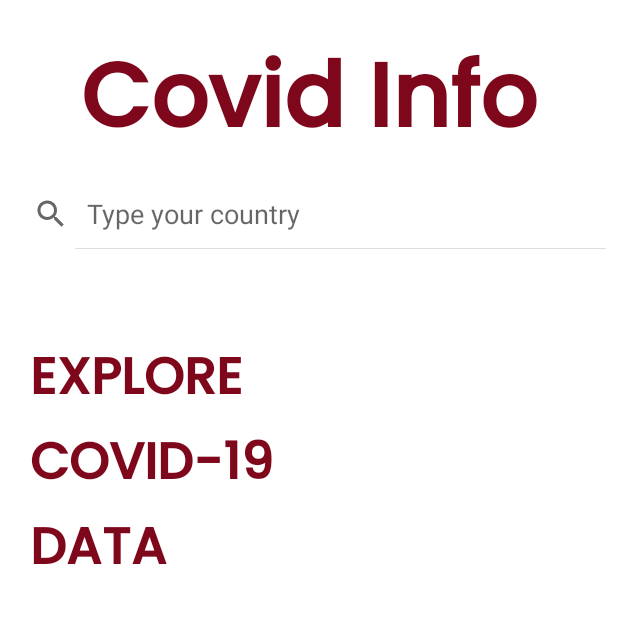
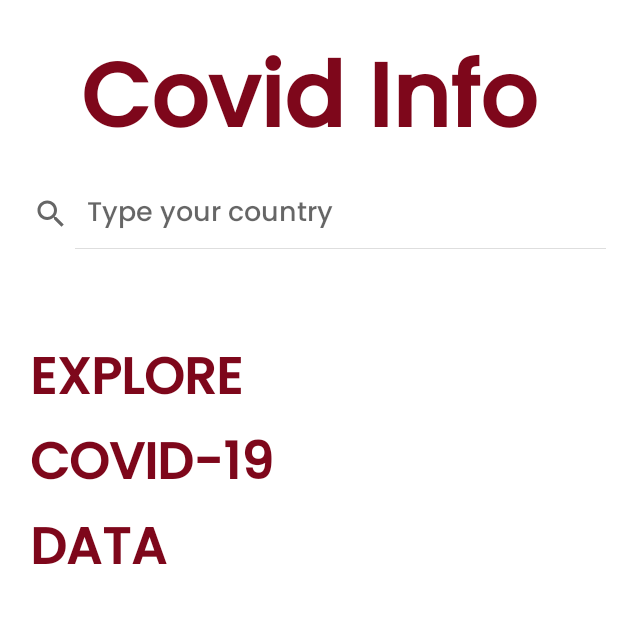
Before and after one commit to borisbenedychuk/Covid_19_Info, an Android app: the screen it shows after launch (MainActivity), on a phone screen of 412 x 824 dp, the top half of it. Run offline under Robolectric (Android 15) with nearby library versions, the phone set to English and light mode, and no system bars; 1 statement that could not run was skipped.

Commit message:
SearchView text style changed

```diff
--- a/app/src/main/java/com/example/covid_19/MainActivity.kt
+++ b/app/src/main/java/com/example/covid_19/MainActivity.kt
@@ -1,8 +1,10 @@
 package com.example.covid_19
 
+import android.os.Build
 import android.os.Bundle
 import android.view.View
 import android.widget.*
+import androidx.annotation.RequiresApi
 import androidx.appcompat.app.AppCompatActivity
 import androidx.lifecycle.ViewModelProvider
 import androidx.lifecycle.lifecycleScope
@@ -26,10 +28,14 @@ class MainActivity : AppCompatActivity() {
     }
 
 
+    @RequiresApi(Build.VERSION_CODES.O)
     override fun onCreate(savedInstanceState: Bundle?) {
         super.onCreate(savedInstanceState)
         setContentView(R.layout.activity_main)
         listView = findViewById(R.id.listView)
+        val id = resources.getIdentifier("android:id/search_src_text", null, null)
+        val textView = findViewById<TextView>(id)
+        textView.typeface = resources.getFont(R.font.poppins)
         countriesAdapter = CountriesArrayAdapter(this@MainActivity)
         listView.adapter = countriesAdapter
         searchView = findViewById(R.id.searchViewCountry)
--- a/app/src/main/res/values-night/themes.xml
+++ b/app/src/main/res/values-night/themes.xml
@@ -12,5 +12,6 @@
         <!-- Status bar color. -->
         <item name="android:statusBarColor" tools:targetApi="l">@color/theme_1</item>
         <!-- Customize your theme here. -->
+        <item name="android:editTextColor">@color/theme_1</item>
     </style>
 </resources>
--- a/app/src/main/res/values/themes.xml
+++ b/app/src/main/res/values/themes.xml
@@ -12,5 +12,6 @@
         <!-- Status bar color. -->
         <item name="android:statusBarColor" tools:targetApi="l">@color/theme_1</item>
         <!-- Customize your theme here. -->
+        <item name="android:editTextColor">@color/theme_1</item>
     </style>
 </resources>
```
